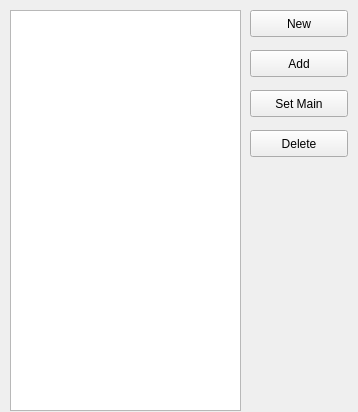
First picture: the form in IDE/GUI/dialogs/projectcfg/projectcfg_filemgr.ui, repository AbyssAbbeba/MDS-picoblaze-AVR-ide, before the edit.
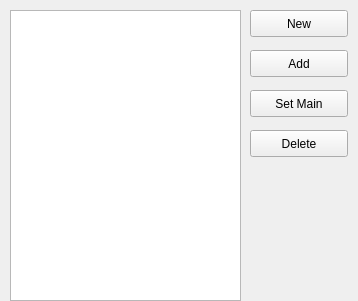
Second picture: the form after the edit.

The edit to the form file:
```diff
--- a/IDE/GUI/dialogs/projectcfg/projectcfg_filemgr.ui
+++ b/IDE/GUI/dialogs/projectcfg/projectcfg_filemgr.ui
@@ -7,7 +7,7 @@
     <x>0</x>
     <y>0</y>
     <width>358</width>
-    <height>412</height>
+    <height>301</height>
    </rect>
   </property>
   <property name="windowTitle">
@@ -19,7 +19,7 @@
      <x>10</x>
      <y>10</y>
      <width>231</width>
-     <height>401</height>
+     <height>291</height>
     </rect>
    </property>
   </widget>
```
